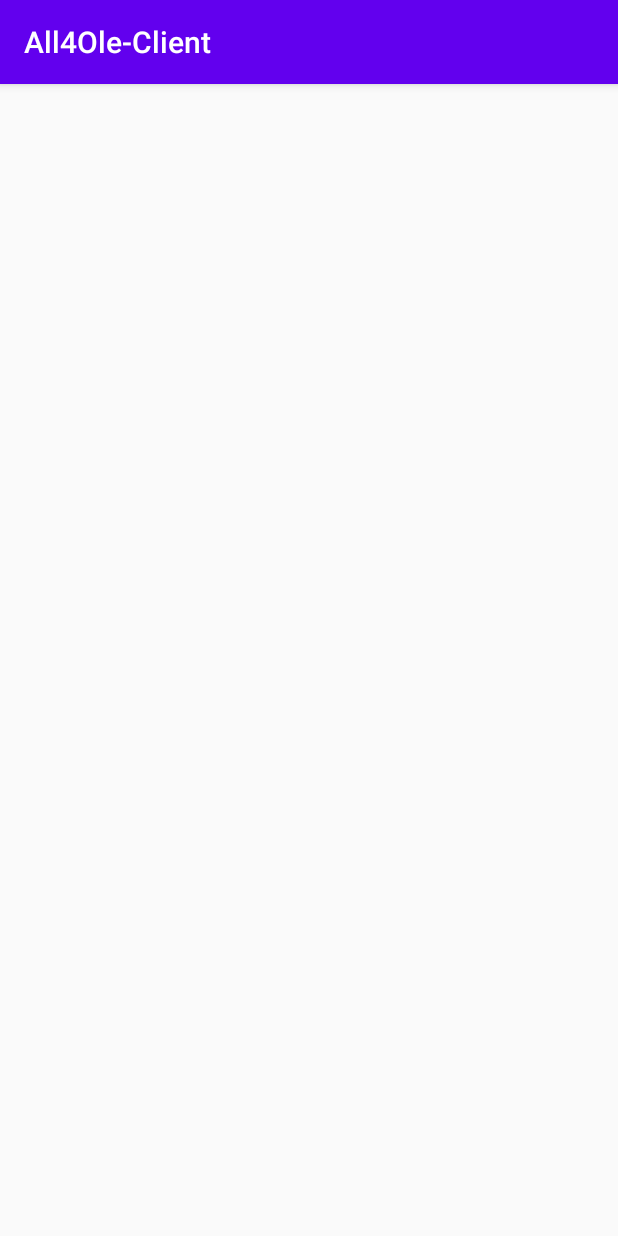
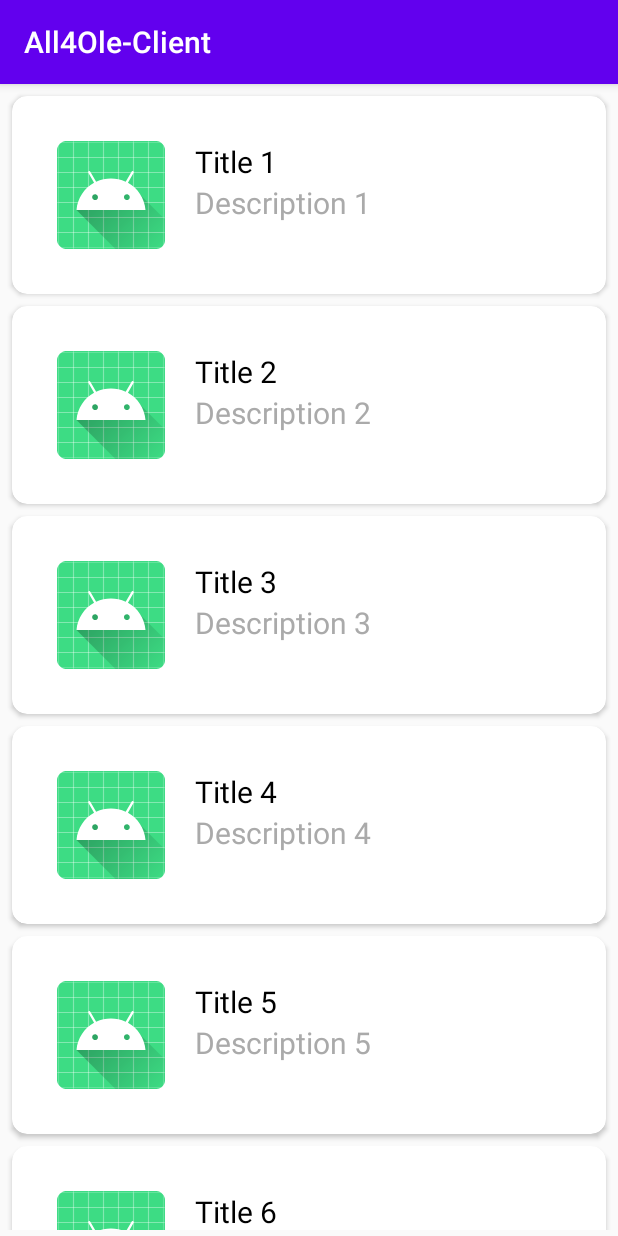
Before and after one commit to avitalze/All4Ole-Client, an Android app: the UsersDisplay screen opened directly, with no data from a screen before it, on a phone screen of 412 x 824 dp. Run offline under Robolectric (Android 15) with nearby library versions, the phone set to English and light mode, and no system bars; 1 statement that could not run was skipped.

Commit message:
Users display as a list

```diff
--- a/app/src/main/java/com/example/all4ole_client/RecyclerAdapter.kt
+++ b/app/src/main/java/com/example/all4ole_client/RecyclerAdapter.kt
@@ -1,8 +1,13 @@
 package com.example.all4ole_client
 
+import android.view.LayoutInflater
 import android.view.View
 import android.view.ViewGroup
+import android.widget.ImageView
+import android.widget.TextView
+import android.widget.Toast
 import androidx.recyclerview.widget.RecyclerView
+
 
 
 class RecyclerAdapter (private var titles: List<String>, private var details: List<String>, private var images:List<Int>):
@@ -10,18 +15,32 @@ RecyclerView.Adapter<RecyclerAdapter.ViewHolder>(){
 
     inner class ViewHolder(itemView: View) : RecyclerView.ViewHolder(itemView){
 
+        val itemTitle: TextView = itemView.findViewById(R.id.tv_title)
+        val itemDetail: TextView = itemView.findViewById(R.id.tv_description)
+        val itemPicture: ImageView = itemView.findViewById(R.id.iv_image)
+
+        init {
+            itemView.setOnClickListener{v: View ->
+                val position : Int = adapterPosition
+                Toast.makeText(itemView.context, "You Clickced on item # ${position+1}", Toast.LENGTH_SHORT).show()
+            }
+        }
+
     }
 
     override fun onCreateViewHolder(parent: ViewGroup, viewType: Int): ViewHolder {
-        TODO("Not yet implemented")
+        val v :View = LayoutInflater.from(parent.context).inflate(R.layout.item_layout, parent, false)
+        return ViewHolder(v)
     }
 
     override fun getItemCount(): Int {
-        TODO("Not yet implemented")
+        return titles.size
     }
 
     override fun onBindViewHolder(holder: ViewHolder, position: Int) {
-        TODO("Not yet implemented")
+        holder.itemTitle.text = titles[position]
+        holder.itemDetail.text = details[position]
+        holder.itemPicture.setImageResource(images[position])
     }
 
 
--- a/app/src/main/java/com/example/all4ole_client/UsersDisplay.kt
+++ b/app/src/main/java/com/example/all4ole_client/UsersDisplay.kt
@@ -2,22 +2,40 @@ package com.example.all4ole_client
 
 import androidx.appcompat.app.AppCompatActivity
 import android.os.Bundle
-import android.widget.Button
+import androidx.recyclerview.widget.LinearLayoutManager
+import kotlinx.android.synthetic.main.activity_users_display.*
+import java.lang.StringBuilder
 
 // https://www.youtube.com/watch?v=ai9rSGcDhyQ&ab_channel=CodePalace - RecyclerView Tutorial
 
 class UsersDisplay : AppCompatActivity() {
 
-
-
+    private var titlesList = mutableListOf<String>()
+    private var descriptionsList = mutableListOf<String>()
+    private var imagesList = mutableListOf<Int>()
+    private lateinit var users: ArrayList<User>
 
     override fun onCreate(savedInstanceState: Bundle?) {
         super.onCreate(savedInstanceState)
         setContentView(R.layout.activity_users_display)
+        users = (intent.getParcelableArrayListExtra("usersList"))!!
+        postToList() // example
 
+        rv_recyclerView.layoutManager = LinearLayoutManager(this)
+        rv_recyclerView.adapter = RecyclerAdapter(titlesList, descriptionsList, imagesList)
+    }
 
+    private fun addToList(title: String, description: String, image: Int){
+        titlesList.add(title)
+        descriptionsList.add(description)
+        imagesList.add(image)
+    }
 
+    private fun postToList(){
 
+        for (i in 1..25){
+            addToList("Title $i", "Description $i", R.mipmap.ic_launcher_round)
+        }
     }
 
 }
```
Also changed, not shown: app/src/main/java/com/example/all4ole_client/HomePageScreen.kt (+7 -2 lines), app/src/main/java/com/example/all4ole_client/MainActivity.kt (+6 -6 lines).
